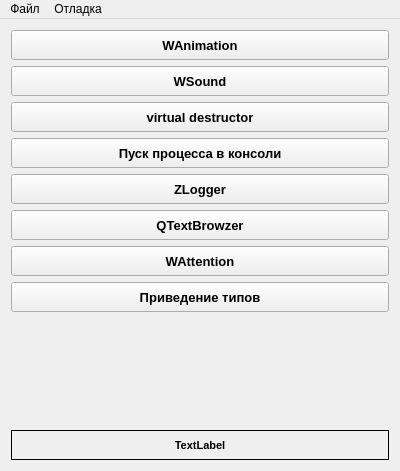
Above: TestQt/src/FMain.ui from Zurg-13/cpp before the change. Below: the same form after it.
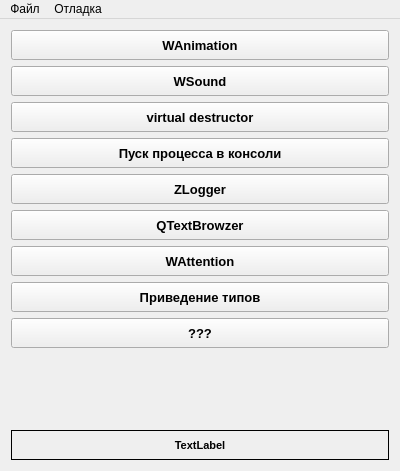
That is the form after the change.

```diff
--- a/TestQt/src/FMain.ui
+++ b/TestQt/src/FMain.ui
@@ -199,6 +199,32 @@
       </property>
      </widget>
     </item>
+    <item>
+     <widget class="QPushButton" name="bt">
+      <property name="minimumSize">
+       <size>
+        <width>0</width>
+        <height>30</height>
+       </size>
+      </property>
+      <property name="maximumSize">
+       <size>
+        <width>16777215</width>
+        <height>30</height>
+       </size>
+      </property>
+      <property name="font">
+       <font>
+        <pointsize>10</pointsize>
+        <weight>75</weight>
+        <bold>true</bold>
+       </font>
+      </property>
+      <property name="text">
+       <string>???</string>
+      </property>
+     </widget>
+    </item>
     <item>
      <spacer name="spc">
       <property name="orientation">
```
